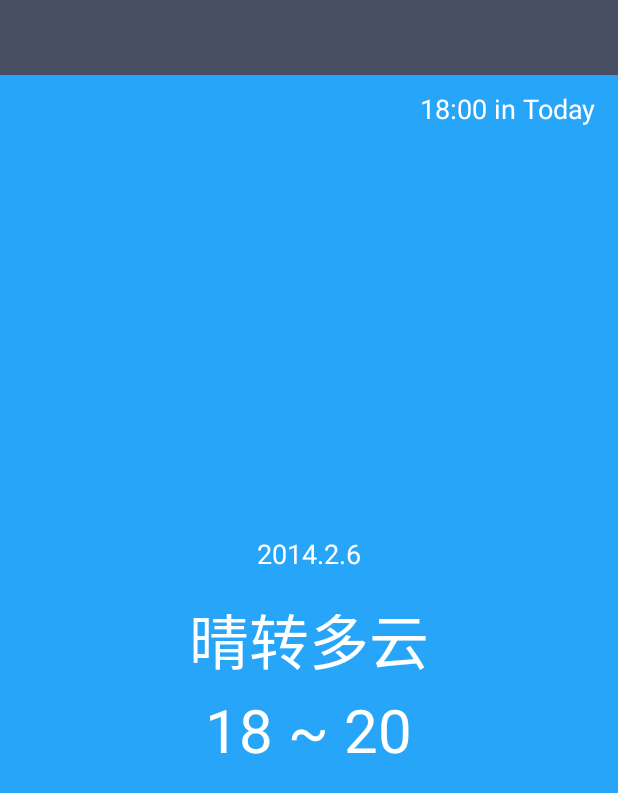
After one commit to k525245669/coolweather, an Android app: the WeatherActivity screen opened directly, with no data from a screen before it, on a phone screen of 412 x 824 dp. The commit adds this screen. Shown: the top 793 px of the screen. Run offline under Robolectric (Android 15) with nearby library versions, the phone set to English and light mode, and no system bars.

Commit message:
完成天气显示功能

```diff
--- a/app/src/main/AndroidManifest.xml
+++ b/app/src/main/AndroidManifest.xml
@@ -13,6 +13,7 @@
                 <category android:name="android.intent.category.LAUNCHER"></category>
             </intent-filter>
         </activity>
+        <activity android:name=".activity.WeatherActivity"></activity>
     </application>
 
 </manifest>
--- /dev/null
+++ b/app/src/main/java/com/zhukun/coolweather/activity/WeatherActivity.java
@@ -0,0 +1,133 @@
+package com.zhukun.coolweather.activity;
+
+import android.app.Activity;
+import android.content.SharedPreferences;
+import android.os.Bundle;
+import android.text.TextUtils;
+import android.util.Log;
+import android.view.View;
+import android.view.Window;
+import android.widget.LinearLayout;
+import android.widget.TextView;
+
+import com.zhukun.coolweather.R;
+import com.zhukun.coolweather.util.HttpCallBackListener;
+import com.zhukun.coolweather.util.HttpUtil;
+import com.zhukun.coolweather.util.KeyGenerate;
+import com.zhukun.coolweather.util.Utility;
+
+import java.text.SimpleDateFormat;
+import java.util.AbstractMap;
+import java.util.Date;
+import java.util.TimeZone;
+
+/**
+ * Created by Administrator on 2015/9/11.
+ */
+public class WeatherActivity extends Activity implements View.OnClickListener {
+    public static final int TODAY = 0;
+    public static final int TOMORROW = 1;
+    public static final int DAY_AFTER_TOMORROW = 2;
+    private TextView CityText;
+    private TextView publishText;
+    private TextView currentText;
+    private TextView weatherType;
+    private TextView midTempText;
+    private LinearLayout infoLayout;
+    private TextView tmp1Text;
+    private TextView tmp2Text;
+
+    @Override
+    protected void onCreate(Bundle savedInstanceState) {
+        super.onCreate(savedInstanceState);
+        requestWindowFeature(Window.FEATURE_NO_TITLE);
+        setContentView(R.layout.weather_layout);
+        TimeZone time = TimeZone.getTimeZone("GMT+8");  //设置时区
+        TimeZone.setDefault(time);
+        CityText = (TextView) findViewById(R.id.City_name);
+        publishText = (TextView) findViewById(R.id.publish_text);
+        currentText = (TextView) findViewById(R.id.current_date);
+        infoLayout = (LinearLayout) findViewById(R.id.weather_info_layout);
+        weatherType = (TextView) findViewById(R.id.Weather_Type);
+        tmp1Text = (TextView) findViewById(R.id.temp1);
+        tmp2Text = (TextView) findViewById(R.id.temp2);
+        midTempText = (TextView) findViewById(R.id.midTempText);
+        String  countyName = getIntent().getStringExtra("countyName");
+        String areaId = getIntent().getStringExtra("areId");
+        int countyId = getIntent().getIntExtra("countyId", 0);
+        CityText.setText(countyName);
+        if(!TextUtils.isEmpty(areaId)){
+            publishText.setText("同步中..");
+            infoLayout.setVisibility(View.INVISIBLE);
+            CityText.setVisibility(View.INVISIBLE);
+            queryWeatherFromServer(areaId, TODAY);
+        }
+
+    }
+
+    private void queryWeatherFromServer(String areaId, final int dayId) {
+        String address = getAddress(areaId);
+        HttpUtil.sendHttpRequest(address, new HttpCallBackListener() {
+            @Override
+            public void onFinish(String response) {
+                Utility.handleWeather(WeatherActivity.this, response);
+                runOnUiThread(new Runnable() {
+                    @Override
+                    public void run() {
+                        showWeather(dayId);
+                    }
+                });
+            }
+
+            @Override
+            public void onError(Exception e) {
+               runOnUiThread(new Runnable() {
+                   @Override
+                   public void run() {
+                       publishText.setText("同步失败");
+                   }
+               });
+            }
+        });
+
+    }
+
+    private void showWeather(int dayId) {
+        SharedPreferences pref = getSharedPreferences("data" + dayId, 0);
+        String tmp1 = pref.getString("tmp1", "0");
+        if(tmp1.equals("")){
+            tmp1Text.setText("夜间");
+            midTempText.setText("温度:");
+        }
+        else {
+            tmp1Text.setText(tmp1 + "oC");
+            midTempText.setText("~");
+        }
+        tmp2Text.setText(pref.getString("tmp2", "0") + "oC");
+       /* SimpleDateFormat sdf = new SimpleDateFormat("HH:mm");
+        String publishTime = sdf.format(pref.getString("publishTime", ""));
+       */
+        publishText.setText("今天" + pref.getString("publishTime", "") + "发布");
+        currentText.setText(pref.getString("currentTime",""));
+        infoLayout.setVisibility(View.VISIBLE);
+        CityText.setVisibility(View.VISIBLE);
+    }
+
+
+    private String getAddress(String areaId) {
+        SimpleDateFormat sdf = new SimpleDateFormat("yyyyMMddHHmm");
+        String current_date = sdf.format(new Date());
+        String apiKey = KeyGenerate.Genarate(areaId, current_date);
+        String address=  "http://open.weather.com.cn/data/?areaid=" + areaId + "&type=forecast_v&date=" +
+               current_date + "&appid=b0e98c&key=" + apiKey;
+        return address;
+    }
+
+
+    @Override
+    public void onClick(View v) {
+        switch (v.getId()){
+        }
+
+    }
+}
--- /dev/null
+++ b/app/src/main/res/layout/weather_layout.xml
@@ -0,0 +1,95 @@
+<?xml version="1.0" encoding="utf-8"?>
+<LinearLayout xmlns:android="http://schemas.android.com/apk/res/android"
+    android:orientation="vertical" android:layout_width="match_parent"
+    android:layout_height="match_parent">
+    <RelativeLayout
+        android:layout_width="match_parent"
+        android:layout_height="50dp"
+        android:background="#484E61"
+        >
+        <TextView
+            android:id="@+id/City_name"
+            android:layout_width="wrap_content"
+            android:layout_height="match_parent"
+            android:layout_centerInParent="true"
+            android:textColor="#fff"
+            android:textSize="24sp"/>
+    </RelativeLayout>
+    <RelativeLayout
+        android:layout_width="match_parent"
+        android:layout_height="0dp"
+        android:layout_weight="1"
+        android:background="#27A5F9">
+        <TextView
+            android:id="@+id/publish_text"
+            android:layout_width="wrap_content"
+            android:layout_height="wrap_content"
+            android:layout_alignParentRight="true"
+            android:paddingRight="10dp"
+            android:paddingTop="10dp"
+            android:textColor="#FFF"
+            android:textSize="18dp"
+            android:text="18:00 in Today "/>
+        <LinearLayout
+            android:id="@+id/weather_info_layout"
+            android:layout_width="wrap_content"
+            android:layout_height="wrap_content"
+            android:layout_centerInParent="true"
+            android:orientation="vertical">
+
+            <TextView
+                android:id="@+id/current_date"
+                android:layout_width="wrap_content"
+                android:layout_height="40dp"
+                android:layout_gravity="center"
+                android:textColor="#FFF"
+                android:textSize="18sp"
+                android:text="2014.2.6"/>
+
+            <TextView
+                android:id="@+id/Weather_Type"
+                android:layout_width="wrap_content"
+                android:layout_height="60dp"
+                android:layout_gravity="center_horizontal"
+                android:gravity="center"
+                android:textColor="#FFF"
+                android:textSize="40sp"
+                android:text="晴转多云"/>
+
+            <LinearLayout
+                android:layout_width="wrap_content"
+                android:layout_height="60dp"
+                android:layout_gravity="center_horizontal"
+                android:orientation="horizontal" >
+                <TextView
+                    android:id="@+id/temp1"
+                    android:layout_width="wrap_content"
+                    android:layout_height="wrap_content"
+                    android:layout_gravity="center_vertical"
+                    android:textColor="#FFF"
+                    android:textSize="40sp"
+                    android:text="18"/>
+                <TextView
+                    android:id="@+id/midTempText"
+                    android:layout_width="wrap_content"
+                    android:layout_height="wrap_content"
+                    android:layout_gravity="center_vertical"
+                    android:layout_marginLeft="10dp"
+                    android:layout_marginRight="10dp"
+                    android:text="~"
+                    android:textColor="#FFF"
+                    android:textSize="40sp" />
+                <TextView
+                    android:id="@+id/temp2"
+                    android:layout_width="wrap_content"
+                    android:layout_height="wrap_content"
+                    android:layout_gravity="center_vertical"
+                    android:textColor="#FFF"
+                    android:textSize="40sp"
+                    android:text="20"/>
+            </LinearLayout>
+        </LinearLayout>
+
+    </RelativeLayout>
+
+</LinearLayout>
```
Also changed, not shown: app/src/main/java/com/zhukun/coolweather/activity/ChooseAreaActivity.java (+11 -1 lines), app/src/main/java/com/zhukun/coolweather/model/CoolWeatherDB.java (+2 -17 lines), app/src/main/java/com/zhukun/coolweather/util/KeyGenerate.java (added, +105 -0 lines), app/src/main/java/com/zhukun/coolweather/util/Utility.java (+44 -0 lines).
